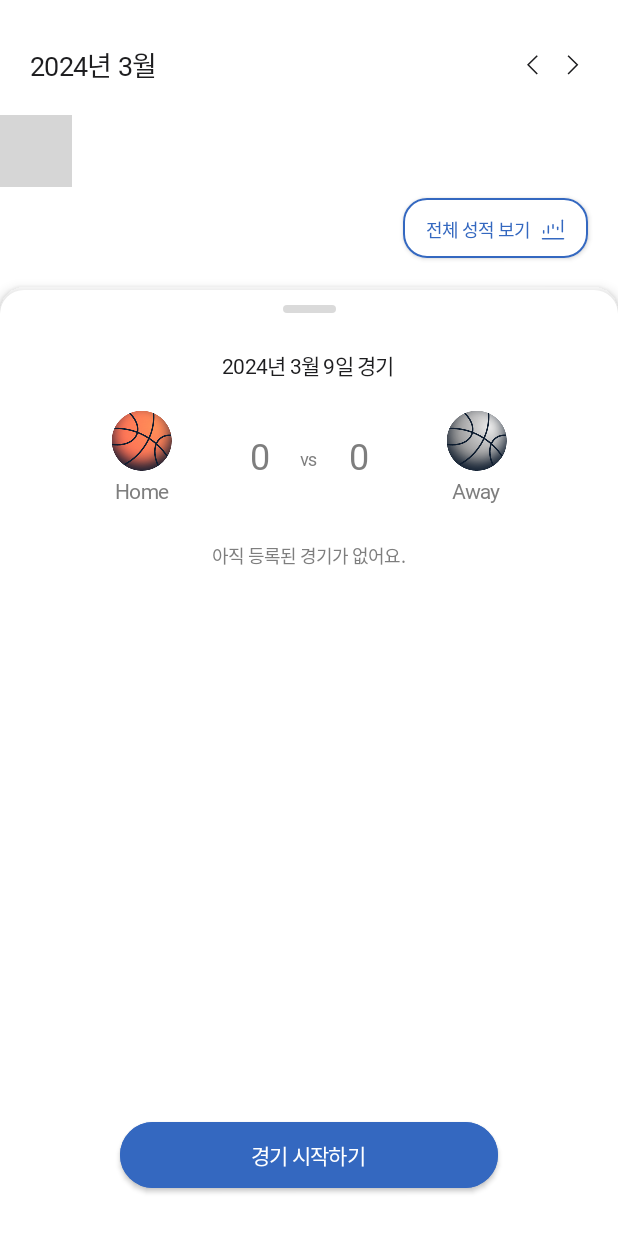
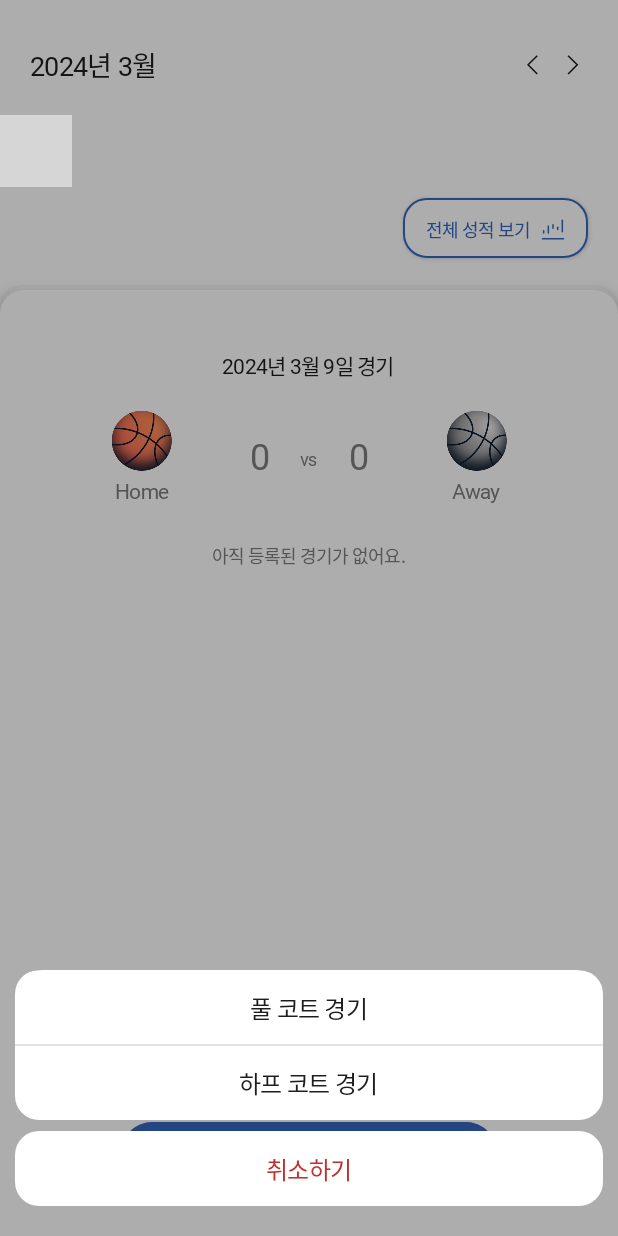
Before and after one commit to BballTending/BballTending-Android, an Android app built with Jetpack Compose: the screen it shows after launch (MainActivity), after a tap on "경기 시작하기", on a phone screen of 412 x 824 dp. Run offline under Robolectric (Android 15) with nearby library versions, the light colour scheme and no system bars; our stand-ins replace Dagger/Hilt's generated code, Room's generated code, constraintlayout-compose; Roboto replaces fonts that are not available here; 1 statement that could not run was skipped; grey boxes are pictures that could not be loaded.

Commit message:
feat: 경기 타입 선택 모달 다이얼로그 구현
하프 코트 또는 풀 코트 경기를 선택할 수 있는 모달 다이얼로그를 구현함

```diff
--- /dev/null
+++ b/app/src/main/java/com/bballtending/android/feature/dialog/GameTypeDialog.kt
@@ -0,0 +1,168 @@
+package com.bballtending.android.feature.dialog
+
+import androidx.compose.foundation.layout.Column
+import androidx.compose.foundation.layout.Row
+import androidx.compose.foundation.layout.fillMaxSize
+import androidx.compose.foundation.layout.fillMaxWidth
+import androidx.compose.foundation.layout.height
+import androidx.compose.foundation.layout.padding
+import androidx.compose.foundation.layout.wrapContentHeight
+import androidx.compose.foundation.layout.wrapContentSize
+import androidx.compose.foundation.shape.RoundedCornerShape
+import androidx.compose.material3.Card
+import androidx.compose.material3.CardDefaults
+import androidx.compose.material3.ExperimentalMaterial3Api
+import androidx.compose.material3.ModalBottomSheet
+import androidx.compose.material3.Text
+import androidx.compose.material3.TextButton
+import androidx.compose.material3.rememberModalBottomSheetState
+import androidx.compose.runtime.Composable
+import androidx.compose.runtime.rememberCoroutineScope
+import androidx.compose.ui.Modifier
+import androidx.compose.ui.graphics.Color
+import androidx.compose.ui.res.stringResource
+import androidx.compose.ui.unit.dp
+import androidx.compose.ui.unit.sp
+import com.bballtending.android.R
+import com.bballtending.android.domain.game.model.GameType
+import com.bballtending.android.feature.Border
+import com.bballtending.android.feature.border
+import com.bballtending.android.ui.preview.ComponentPreview
+import com.bballtending.android.ui.theme.BballTendingTheme
+import com.bballtending.android.ui.theme.BorderGray
+import com.bballtending.android.ui.theme.CancelRed
+import com.bballtending.android.ui.theme.TextBlack
+import kotlinx.coroutines.launch
+
+@OptIn(ExperimentalMaterial3Api::class)
+@Composable
+fun GameTypeDialog(
+    onDismissRequest: () -> Unit = {},
+    onGameTypeSelect: (gameType: GameType) -> Unit = {}
+) {
+    val sheetState = rememberModalBottomSheetState()
+    val coroutineScope = rememberCoroutineScope()
+
+    BballTendingTheme {
+        ModalBottomSheet(
+            onDismissRequest = onDismissRequest,
+            sheetState = sheetState,
+            containerColor = Color.Transparent,
+            dragHandle = null
+        ) {
+            Column {
+                Card(
+                    modifier = Modifier
+                        .padding(start = 10.dp, end = 10.dp)
+                        .fillMaxWidth()
+                        .wrapContentHeight(),
+                    shape = RoundedCornerShape(16.dp),
+                    colors = CardDefaults.cardColors(
+                        containerColor = Color.White,
+                        disabledContainerColor = BorderGray
+                    )
+                ) {
+                    Row(
+                        modifier = Modifier
+                            .fillMaxWidth()
+                            .wrapContentHeight()
+                    ) {
+                        TextButton(
+                            onClick = {
+                                coroutineScope.launch {
+                                    sheetState.hide()
+                                }.invokeOnCompletion {
+                                    if (!sheetState.isVisible) {
+                                        onGameTypeSelect(GameType.FULL_COURT)
+                                    }
+                                }
+                            },
+                            modifier = Modifier
+                                .fillMaxWidth()
+                                .height(50.dp)
+                                .border(
+                                    strokeWidth = 1.dp,
+                                    color = BorderGray,
+                                    borderList = listOf(Border.BOTTOM)
+                                )
+                        ) {
+                            Text(
+                                text = stringResource(id = R.string.gameTypeDialog_fullCourt),
+                                modifier = Modifier.wrapContentSize(),
+                                style = BballTendingTheme.typography.medium.copy(
+                                    color = TextBlack,
+                                    fontSize = 16.sp
+                                )
+                            )
+                        }
+                    }
+                    TextButton(
+                        onClick = {
+                            coroutineScope.launch {
+                                sheetState.hide()
+                            }.invokeOnCompletion {
+                                if (!sheetState.isVisible) {
+                                    onGameTypeSelect(GameType.HALF_COURT)
+                                }
+                            }
+                        },
+                        modifier = Modifier
+                            .fillMaxWidth()
+                            .height(50.dp)
+                    ) {
+                        Text(
+                            text = stringResource(id = R.string.gameTypeDialog_halfCourt),
+                            modifier = Modifier.wrapContentSize(),
+                            style = BballTendingTheme.typography.medium.copy(
+                                color = TextBlack,
+                                fontSize = 16.sp
+                            )
+                        )
+                    }
+                }
+
+                Card(
+                    modifier = Modifier
+                        .padding(start = 10.dp, top = 7.dp, end = 10.dp, bottom = 20.dp)
+                        .fillMaxWidth()
+                        .height(50.dp),
+                    shape = RoundedCornerShape(16.dp),
+                    colors = CardDefaults.cardColors(
+                        containerColor = Color.White,
+                        disabledContainerColor = BorderGray
+                    )
+                ) {
+                    TextButton(
+                        onClick = {
+                            coroutineScope.launch {
+                                sheetState.hide()
+                            }.invokeOnCompletion {
+                                if (!sheetState.isVisible) {
+                                    onDismissRequest()
+                                }
+                            }
+                        },
+                        modifier = Modifier.fillMaxSize()
+                    ) {
+                        Text(
+                            text = stringResource(id = R.string.gameTypeDialog_cancel),
+                            modifier = Modifier.wrapContentSize(),
+                            style = BballTendingTheme.typography.medium.copy(
+                                color = CancelRed,
+                                fontSize = 16.sp
+                            )
+                        )
+                    }
+                }
+            }
+        }
+    }
+}
+
+@ComponentPreview
+@Composable
+fun GameTypeDialogPreview() {
+    BballTendingTheme {
+        GameTypeDialog()
+    }
+}
--- a/app/src/main/java/com/bballtending/android/feature/home/HomeScreen.kt
+++ b/app/src/main/java/com/bballtending/android/feature/home/HomeScreen.kt
@@ -18,6 +18,9 @@ import androidx.compose.material3.ButtonDefaults
 import androidx.compose.material3.Text
 import androidx.compose.runtime.Composable
 import androidx.compose.runtime.getValue
+import androidx.compose.runtime.mutableStateOf
+import androidx.compose.runtime.remember
+import androidx.compose.runtime.setValue
 import androidx.compose.ui.Alignment
 import androidx.compose.ui.Modifier
 import androidx.compose.ui.graphics.Color
@@ -32,13 +35,14 @@ import androidx.navigation.NavGraphBuilder
 import androidx.navigation.compose.composable
 import com.bballtending.android.R
 import com.bballtending.android.domain.game.model.GameData
+import com.bballtending.android.domain.game.model.GameType
+import com.bballtending.android.feature.dialog.GameTypeDialog
 import com.bballtending.android.feature.home.component.DraggableBottomSheet
 import com.bballtending.android.feature.home.component.HorizontalCalendar
 import com.bballtending.android.feature.home.component.ScoreBoard
 import com.bballtending.android.feature.home.model.HomeUiState
 import com.bballtending.android.ui.preview.DevicePreview
 import com.bballtending.android.ui.theme.BballTendingTheme
-import com.bballtending.android.ui.theme.BorderGray
 import com.bballtending.android.ui.theme.TextHintGray
 import kotlinx.collections.immutable.toImmutableMap
 
@@ -63,7 +67,8 @@ fun HomeScreen(
         selectedMonth = uiState.selectedMonth,
         selectedDay = uiState.selectedDay,
         gameMap = uiState.gameMap,
-        onSelectedDayChange = homeViewModel::onSelectedDayChange
+        onSelectedDayChange = homeViewModel::onSelectedDayChange,
+        onGameTypeSelect = homeViewModel::onGameTypeSelect
     )
 }
 
@@ -73,9 +78,12 @@ fun HomeScreen(
     selectedMonth: Int,
     selectedDay: Int,
     gameMap: Map<Int, List<GameData>>,
-    onSelectedDayChange: (year: Int, month: Int, day: Int) -> Unit
+    onSelectedDayChange: (year: Int, month: Int, day: Int) -> Unit,
+    onGameTypeSelect: (gameType: GameType) -> Unit
 ) {
     val gameData = gameMap[selectedDay]
+    var gameTypeDialogVisible by remember { mutableStateOf(false) }
+
     BballTendingTheme {
         ConstraintLayout(
             modifier = Modifier
@@ -170,21 +178,12 @@ fun HomeScreen(
 
                     }
                 }
-
-                Spacer(
-                    modifier = Modifier
-                        .padding(top = 10.dp)
-                        .width(35.dp)
-                        .height(5.dp)
-                        .background(color = BorderGray, shape = RoundedCornerShape(10.dp))
-                        .align(Alignment.TopCenter)
-                )
             }
 
             if (gameData == null) {
                 Button(
                     onClick = {
-
+                        gameTypeDialogVisible = true
                     },
                     modifier = Modifier
                         .fillMaxWidth()
@@ -220,6 +219,18 @@ fun HomeScreen(
                 }
             }
         }
+
+        if (gameTypeDialogVisible) {
+            GameTypeDialog(
+                onDismissRequest = {
+                    gameTypeDialogVisible = false
+                },
+                onGameTypeSelect = { gameType ->
+                    gameTypeDialogVisible = false
+                    onGameTypeSelect(gameType)
+                }
+            )
+        }
     }
 }
 
--- a/app/src/main/java/com/bballtending/android/feature/home/HomeViewModel.kt
+++ b/app/src/main/java/com/bballtending/android/feature/home/HomeViewModel.kt
@@ -3,6 +3,7 @@ package com.bballtending.android.feature.home
 import androidx.lifecycle.ViewModel
 import androidx.lifecycle.viewModelScope
 import com.bballtending.android.common.util.DLog
+import com.bballtending.android.domain.game.model.GameType
 import com.bballtending.android.domain.game.repository.GameRepository
 import com.bballtending.android.feature.home.model.HomeUiState
 import dagger.hilt.android.lifecycle.HiltViewModel
@@ -47,6 +48,10 @@ class HomeViewModel @Inject constructor(
         }
     }
 
+    fun onGameTypeSelect(gameType: GameType) {
+
+    }
+
     companion object {
         private const val TAG: String = "HomeViewModel"
     }
--- a/app/src/main/res/values/strings.xml
+++ b/app/src/main/res/values/strings.xml
@@ -11,4 +11,8 @@
     <string name="home_no_game_record">아직 등록된 경기가 없어요.</string>
     <string name="home_play_game">경기 시작하기</string>
 
+    <string name="gameTypeDialog_cancel">취소하기</string>
+    <string name="gameTypeDialog_fullCourt">풀 코트 경기</string>
+    <string name="gameTypeDialog_halfCourt">하프 코트 경기</string>
+
 </resources>
```
